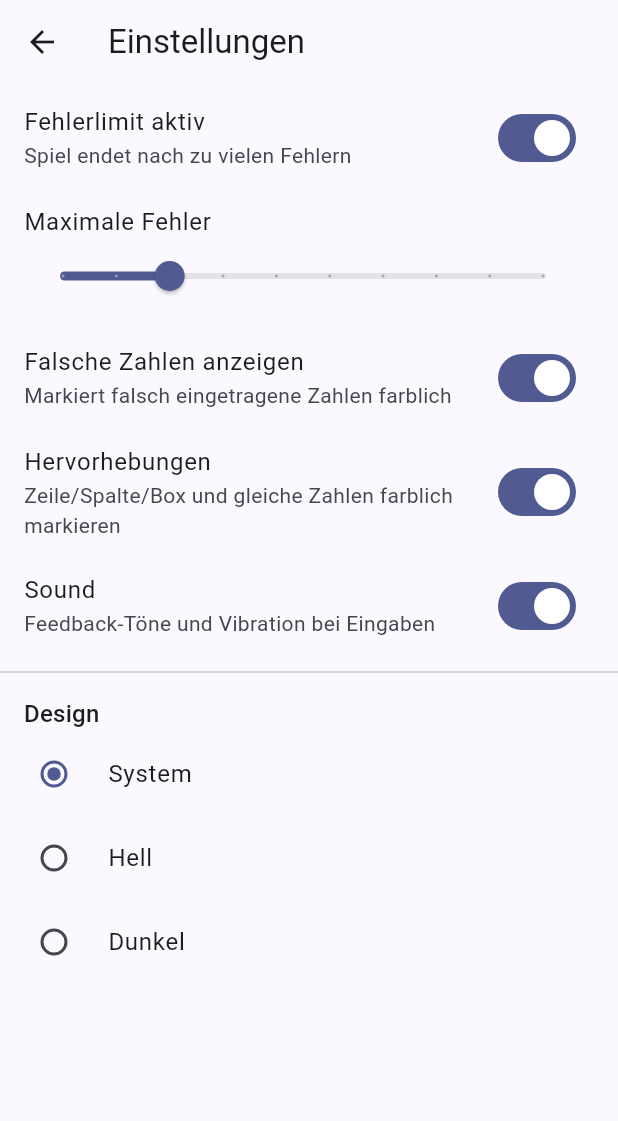
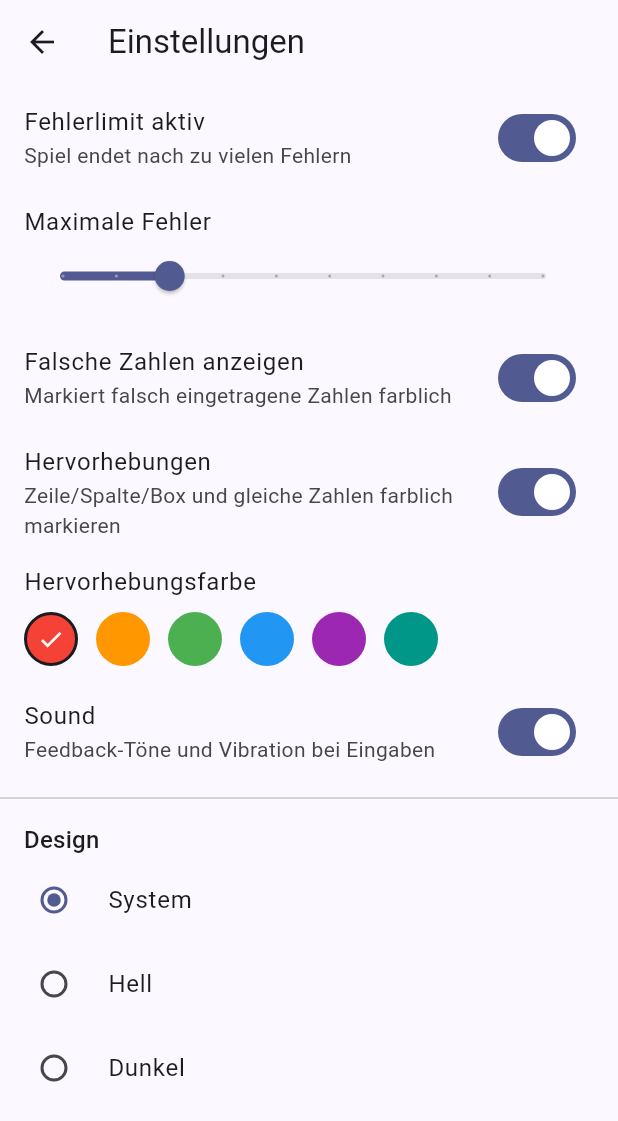
Before and after one commit to mryvlin/mrudoku, a Flutter app: the screen it shows after launch, after a tap on the "settings" icon, on a phone screen of 412 x 824 dp. Shown: the top 1121 px of the screen. Run offline on Flutter 3.47's test engine with Material 3 defaults, Android fonts, the phone set to English and light mode, and no system bars; our stand-ins replace flutter_riverpod, shared_preferences; missing offline and left inert: flame.

Commit message:
Make the board highlight color selectable in Settings
The highlight tint (selection, peer, same-value and matching-note
emphasis) was hardcoded to red. Adds a HighlightColor choice (red,
orange, green, blue, purple, teal) persisted in Settings, with a
tappable swatch picker on the Settings screen; defaults to red so
existing saves keep their current look.

Co-Authored-By: Claude Sonnet 5 <noreply@anthropic.com>
Claude-Session: https://claude.ai/code/session_013mKVzcX8b1hxd29xruoa62

```diff
--- a/lib/logic/settings_controller.dart
+++ b/lib/logic/settings_controller.dart
@@ -24,6 +24,8 @@ class SettingsController extends Notifier<Settings> {
   Future<void> setErrorLimitEnabled(bool value) => _update((s) => s.copyWith(errorLimitEnabled: value));
   Future<void> setMaxMistakes(int value) => _update((s) => s.copyWith(maxMistakes: value));
   Future<void> setHighlightEnabled(bool value) => _update((s) => s.copyWith(highlightEnabled: value));
+  Future<void> setHighlightColor(HighlightColor value) =>
+      _update((s) => s.copyWith(highlightColor: value));
   Future<void> setShowErrors(bool value) => _update((s) => s.copyWith(showErrors: value));
   Future<void> setThemeMode(AppThemeMode value) => _update((s) => s.copyWith(themeMode: value));
   Future<void> setSoundEnabled(bool value) => _update((s) => s.copyWith(soundEnabled: value));
--- a/lib/models/settings.dart
+++ b/lib/models/settings.dart
@@ -1,11 +1,37 @@
 /// User-facing theme choice. `system` follows the OS setting.
 enum AppThemeMode { system, light, dark }
+
+/// Selectable accent color for selection/peer/same-value highlighting on the
+/// board. The actual paint color (which shifts shade for dark mode) is
+/// resolved in the UI layer - see `HighlightColorX` in
+/// `ui/highlight_colors.dart` - so this model stays free of Flutter imports.
+enum HighlightColor { red, orange, green, blue, purple, teal }
+
+extension HighlightColorX on HighlightColor {
+  String get label {
+    switch (this) {
+      case HighlightColor.red:
+        return 'Rot';
+      case HighlightColor.orange:
+        return 'Orange';
+      case HighlightColor.green:
+        return 'Grün';
+      case HighlightColor.blue:
+        return 'Blau';
+      case HighlightColor.purple:
+        return 'Lila';
+      case HighlightColor.teal:
+        return 'Türkis';
+    }
+  }
+}
 
 /// Persisted user preferences (Einstellungsseite).
 class Settings {
   final bool errorLimitEnabled;
   final int maxMistakes;
   final bool highlightEnabled;
+  final HighlightColor highlightColor;
 
   /// Whether wrong entries are visually marked as errors at all (section 3
   /// of the spec calls this out as separately toggleable from the mistake
@@ -18,6 +44,7 @@ class Settings {
     this.errorLimitEnabled = true,
     this.maxMistakes = 3,
     this.highlightEnabled = true,
+    this.highlightColor = HighlightColor.red,
     this.showErrors = true,
     this.themeMode = AppThemeMode.system,
     this.soundEnabled = true,
@@ -27,6 +54,7 @@ class Settings {
     bool? errorLimitEnabled,
     int? maxMistakes,
     bool? highlightEnabled,
+    HighlightColor? highlightColor,
     bool? showErrors,
     AppThemeMode? themeMode,
     bool? soundEnabled,
@@ -35,6 +63,7 @@ class Settings {
       errorLimitEnabled: errorLimitEnabled ?? this.errorLimitEnabled,
       maxMistakes: maxMistakes ?? this.maxMistakes,
       highlightEnabled: highlightEnabled ?? this.highlightEnabled,
+      highlightColor: highlightColor ?? this.highlightColor,
       showErrors: showErrors ?? this.showErrors,
       themeMode: themeMode ?? this.themeMode,
       soundEnabled: soundEnabled ?? this.soundEnabled,
@@ -45,6 +74,7 @@ class Settings {
         'errorLimitEnabled': errorLimitEnabled,
         'maxMistakes': maxMistakes,
         'highlightEnabled': highlightEnabled,
+        'highlightColor': highlightColor.name,
         'showErrors': showErrors,
         'themeMode': themeMode.name,
         'soundEnabled': soundEnabled,
@@ -54,6 +84,10 @@ class Settings {
         errorLimitEnabled: json['errorLimitEnabled'] as bool? ?? true,
         maxMistakes: json['maxMistakes'] as int? ?? 3,
         highlightEnabled: json['highlightEnabled'] as bool? ?? true,
+        highlightColor: HighlightColor.values.firstWhere(
+          (c) => c.name == json['highlightColor'],
+          orElse: () => HighlightColor.red,
+        ),
         showErrors: json['showErrors'] as bool? ?? true,
         themeMode: AppThemeMode.values.firstWhere(
           (m) => m.name == json['themeMode'],
--- /dev/null
+++ b/lib/ui/highlight_colors.dart
@@ -0,0 +1,46 @@
+import 'package:flutter/material.dart';
+
+import '../models/settings.dart';
+
+/// Maps a [HighlightColor] choice to actual paint colors. Kept in the UI
+/// layer so `models/settings.dart` stays free of Flutter imports.
+extension HighlightColorX on HighlightColor {
+  /// The color used to paint selection/peer/same-value highlighting on the
+  /// board, shifted to a lighter shade in dark mode for contrast against a
+  /// dark surface.
+  Color resolve(Brightness brightness) {
+    final isDark = brightness == Brightness.dark;
+    switch (this) {
+      case HighlightColor.red:
+        return isDark ? Colors.red.shade300 : Colors.red.shade700;
+      case HighlightColor.orange:
+        return isDark ? Colors.orange.shade300 : Colors.orange.shade800;
+      case HighlightColor.green:
+        return isDark ? Colors.green.shade300 : Colors.green.shade700;
+      case HighlightColor.blue:
+        return isDark ? Colors.lightBlue.shade300 : Colors.blue.shade700;
+      case HighlightColor.purple:
+        return isDark ? Colors.purple.shade200 : Colors.purple.shade700;
+      case HighlightColor.teal:
+        return isDark ? Colors.teal.shade300 : Colors.teal.shade700;
+    }
+  }
+
+  /// Fixed, theme-independent swatch color used for the settings picker.
+  Color get swatch {
+    switch (this) {
+      case HighlightColor.red:
+        return Colors.red;
+      case HighlightColor.orange:
+        return Colors.orange;
+      case HighlightColor.green:
+        return Colors.green;
+      case HighlightColor.blue:
+        return Colors.blue;
+      case HighlightColor.purple:
+        return Colors.purple;
+      case HighlightColor.teal:
+        return Colors.teal;
+    }
+  }
+}
--- a/lib/ui/screens/game_screen.dart
+++ b/lib/ui/screens/game_screen.dart
@@ -122,6 +122,7 @@ class _GameScreenState extends ConsumerState<GameScreen> with WidgetsBindingObse
                               selectedRow: gameState.selectedRow,
                               selectedCol: gameState.selectedCol,
                               highlightEnabled: settings.highlightEnabled,
+                              highlightColor: settings.highlightColor,
                               showErrors: settings.showErrors,
                               onCellTap: (row, col) =>
                                   ref.read(gameControllerProvider.notifier).selectCell(row, col),
--- a/lib/ui/screens/settings_screen.dart
+++ b/lib/ui/screens/settings_screen.dart
@@ -3,6 +3,7 @@ import 'package:flutter_riverpod/flutter_riverpod.dart';
 
 import '../../logic/providers.dart';
 import '../../models/settings.dart';
+import '../highlight_colors.dart';
 
 /// Settings page: error limit on/off (with the limit itself), whether wrong
 /// entries are visually marked, highlighting on/off, sound, and theme.
@@ -48,6 +49,23 @@ class SettingsScreen extends ConsumerWidget {
             value: settings.highlightEnabled,
             onChanged: controller.setHighlightEnabled,
           ),
+          ListTile(
+            title: const Text('Hervorhebungsfarbe'),
+            subtitle: Padding(
+              padding: const EdgeInsets.only(top: 8),
+              child: Wrap(
+                spacing: 12,
+                children: [
+                  for (final color in HighlightColor.values)
+                    _HighlightColorSwatch(
+                      color: color,
+                      selected: settings.highlightColor == color,
+                      onTap: () => controller.setHighlightColor(color),
+                    ),
+                ],
+              ),
+            ),
+          ),
           SwitchListTile(
             title: const Text('Sound'),
             subtitle: const Text('Feedback-Töne und Vibration bei Eingaben'),
@@ -75,3 +93,37 @@ class SettingsScreen extends ConsumerWidget {
     );
   }
 }
+
+/// One tappable color circle in the highlight-color picker; shows a check
+/// mark when it is the current selection.
+class _HighlightColorSwatch extends StatelessWidget {
+  final HighlightColor color;
+  final bool selected;
+  final VoidCallback onTap;
+
+  const _HighlightColorSwatch({required this.color, required this.selected, required this.onTap});
+
+  @override
+  Widget build(BuildContext context) {
+    return Tooltip(
+      message: color.label,
+      child: InkWell(
+        onTap: onTap,
+        customBorder: const CircleBorder(),
+        child: Container(
+          width: 36,
+          height: 36,
+          decoration: BoxDecoration(
+            shape: BoxShape.circle,
+            color: color.swatch,
+            border: selected
+                ? Border.all(color: Theme.of(context).colorScheme.onSurface, width: 2)
+                : null,
+          ),
+          alignment: Alignment.center,
+          child: selected ? const Icon(Icons.check, color: Colors.white, size: 18) : null,
+        ),
+      ),
+    );
+  }
+}
--- a/lib/ui/widgets/sudoku_board_widget.dart
+++ b/lib/ui/widgets/sudoku_board_widget.dart
@@ -1,6 +1,8 @@
 import 'package:flutter/material.dart';
 
 import '../../models/board.dart';
+import '../../models/settings.dart';
+import '../highlight_colors.dart';
 import 'sudoku_cell_widget.dart';
 
 /// Renders the full 9x9 grid, delegating each cell to [SudokuCellWidget] and
@@ -14,6 +16,7 @@ class SudokuBoardWidget extends StatelessWidget {
   final int? selectedRow;
   final int? selectedCol;
   final bool highlightEnabled;
+  final HighlightColor highlightColor;
   final bool showErrors;
   final void Function(int row, int col) onCellTap;
 
@@ -24,6 +27,7 @@ class SudokuBoardWidget extends StatelessWidget {
     required this.selectedRow,
     required this.selectedCol,
     required this.highlightEnabled,
+    required this.highlightColor,
     required this.showErrors,
     required this.onCellTap,
   });
@@ -38,6 +42,7 @@ class SudokuBoardWidget extends StatelessWidget {
   @override
   Widget build(BuildContext context) {
     final selectedValue = _hasSelection ? board.cellAt(selectedRow!, selectedCol!).value : 0;
+    final resolvedHighlight = highlightColor.resolve(Theme.of(context).brightness);
 
     return AspectRatio(
       aspectRatio: 1,
@@ -81,6 +86,7 @@ class SudokuBoardWidget extends StatelessWidget {
               isThickRightBorder: col % kBoxSize == kBoxSize - 1 && col != kBoardSize - 1,
               isThickBottomBorder: row % kBoxSize == kBoxSize - 1 && row != kBoardSize - 1,
               highlightedValue: highlightEnabled ? selectedValue : 0,
+              highlightColor: resolvedHighlight,
               onTap: () => onCellTap(row, col),
             );
           },
```
Also changed, not shown: lib/ui/widgets/sudoku_cell_widget.dart (+11 -10 lines), 2 other files.
